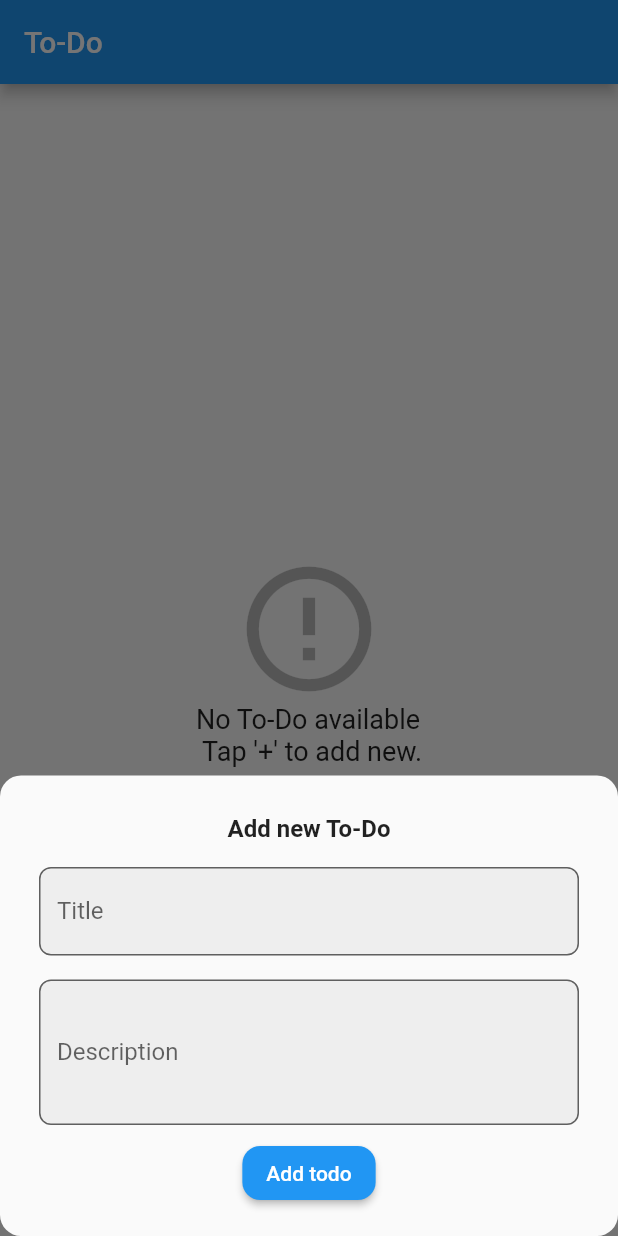
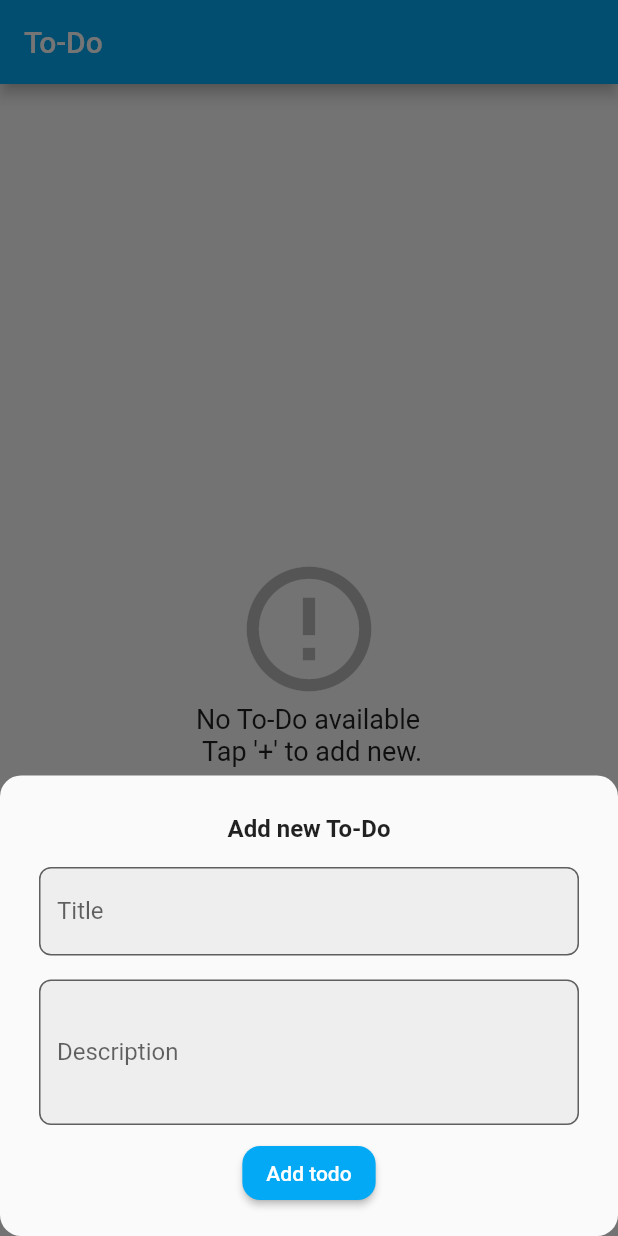
Before and after one commit to nbakh16/simple_todo, a Flutter app: the screen it shows after launch, after a tap on the "add" icon, on a phone screen of 412 x 824 dp. Run offline on Flutter 3.47's test engine with Material 2 defaults, Android fonts, the phone set to English and light mode, and no system bars.

Commit message:
theme based on device light/dark mode.

```diff
--- a/lib/main.dart
+++ b/lib/main.dart
@@ -18,18 +18,71 @@ class _MyAppState extends State<MyApp> {
   @override
   Widget build(BuildContext context) {
 
-    final ThemeData _lightTheme = ThemeData(
-
-    );
-
-    final ThemeData _darkTheme = ThemeData(
-
-    );
-
-    return const MaterialApp(
+    return MaterialApp(
       debugShowCheckedModeBanner: false,
       title: 'My Todo',
-      home: HomeView(),
+      theme: lightTheme,
+      darkTheme: darkTheme,
+      themeMode: ThemeMode.system,
+      home: const HomeView(),
     );
   }
+
+  final ThemeData lightTheme = ThemeData(
+      primarySwatch: Colors.lightBlue,
+      brightness: Brightness.light,
+      appBarTheme: const AppBarTheme(backgroundColor: Colors.lightBlue),
+      floatingActionButtonTheme: const FloatingActionButtonThemeData(
+          backgroundColor: Colors.lightBlue,
+          foregroundColor: Colors.black
+      ),
+      inputDecorationTheme: InputDecorationTheme(
+          hintStyle: const TextStyle(color: Colors.grey),
+          filled: true,
+          fillColor: Colors.grey[200]
+
+      ),
+      iconTheme: const IconThemeData(
+          color: Colors.black26
+      ),
+      listTileTheme: ListTileThemeData(
+          tileColor: Colors.lightGreen[400],
+          selectedTileColor: Colors.deepOrange[200]
+      ),
+      elevatedButtonTheme: ElevatedButtonThemeData(
+          style: ElevatedButton.styleFrom(
+              foregroundColor: Colors.white,
+              shape: RoundedRectangleBorder(borderRadius: BorderRadius.circular(12))
+          )
+      )
+  );
+
+  final ThemeData darkTheme = ThemeData(
+      primarySwatch: Colors.deepPurple,
+      brightness: Brightness.dark,
+      appBarTheme: const AppBarTheme(backgroundColor: Colors.deepPurple),
+      floatingActionButtonTheme: const FloatingActionButtonThemeData(
+          backgroundColor: Colors.deepPurple,
+          foregroundColor: Colors.white
+      ),
+      inputDecorationTheme: const InputDecorationTheme(
+          hintStyle: TextStyle(color: Colors.grey),
+          filled: true,
+          fillColor: Colors.black54,
+          labelStyle: TextStyle(color: Colors.white)
+      ),
+      iconTheme: IconThemeData(
+        color: Colors.deepPurple[500]
+      ),
+      listTileTheme: const ListTileThemeData(
+          tileColor: Colors.green,
+          selectedTileColor: Colors.amber
+      ),
+      elevatedButtonTheme: ElevatedButtonThemeData(
+          style: ElevatedButton.styleFrom(
+              foregroundColor: Colors.white,
+              shape: RoundedRectangleBorder(borderRadius: BorderRadius.circular(12))
+          )
+      )
+  );
 }
--- a/lib/view/home_view.dart
+++ b/lib/view/home_view.dart
@@ -20,19 +20,19 @@ class _HomeViewState extends State<HomeView> {
   Widget build(BuildContext context) {
     return Scaffold(
       appBar: AppBar(
-        title: const Text('To-Do'),
+        title: const Text('To-Do', style: TextStyle(color: Colors.white),),
       ),
       body: todoList.isEmpty
           ? Center(
               child: Column(
                 mainAxisSize: MainAxisSize.min,
-                children: const [
+                children: [
                   Icon(
                     Icons.error_outline,
                     size: 100,
-                    color: Colors.black26,
+                    color: Theme.of(context).iconTheme.color,
                   ),
-                  Text(
+                  const Text(
                     "No To-Do available\n Tap '+' to add new.",
                     style: TextStyle(
                       fontSize: 18,
@@ -52,14 +52,24 @@ class _HomeViewState extends State<HomeView> {
               itemBuilder: (context, index) {
                 return ListTile(
                   tileColor: todoList[index].isDone
-                      ? Colors.lightGreen[400]
-                      : Colors.yellow[200],
+                      ? Theme.of(context).listTileTheme.tileColor
+                      : Theme.of(context).listTileTheme.selectedTileColor,
                   onLongPress: () {
                     todoList[index].toggleDone();
                     setState(() {});
                   },
-                  title: Text(todoList[index].title),
-                  subtitle: Text(todoList[index].description),
+                  title: Text(todoList[index].title,
+                    style: const TextStyle(
+                      fontSize: 18,
+                      fontWeight: FontWeight.w500
+                    ),
+                  ),
+                  subtitle: Text(todoList[index].description,
+                    style: const TextStyle(
+                      fontSize: 14,
+                      fontWeight: FontWeight.w400
+                  ),
+                  ),
                   leading: IconButton(
                     onPressed: () {
                       editTodoModalBottomSheet(index);
@@ -70,7 +80,7 @@ class _HomeViewState extends State<HomeView> {
                     onPressed: () {
                       todoDelete(index);
                     },
-                    icon: const Icon(Icons.delete_forever),
+                    icon: const Icon(Icons.delete_forever,),
                   ),
                 );
               }),
@@ -170,10 +180,7 @@ class _HomeViewState extends State<HomeView> {
                           }
                         });
                       },
-                      style: ElevatedButton.styleFrom(
-                        shape: RoundedRectangleBorder(
-                            borderRadius: BorderRadius.circular(12)),
-                      ),
+                      style: Theme.of(context).elevatedButtonTheme.style,
                       child: const Text('Add todo'))
                 ],
               ),
@@ -273,7 +280,6 @@ class _HomeViewState extends State<HomeView> {
         border: const OutlineInputBorder(
           borderRadius: BorderRadius.all(Radius.circular(8)),
         ),
-        filled: true,
-        fillColor: Colors.grey[200]);
+    );
   }
 }
```
